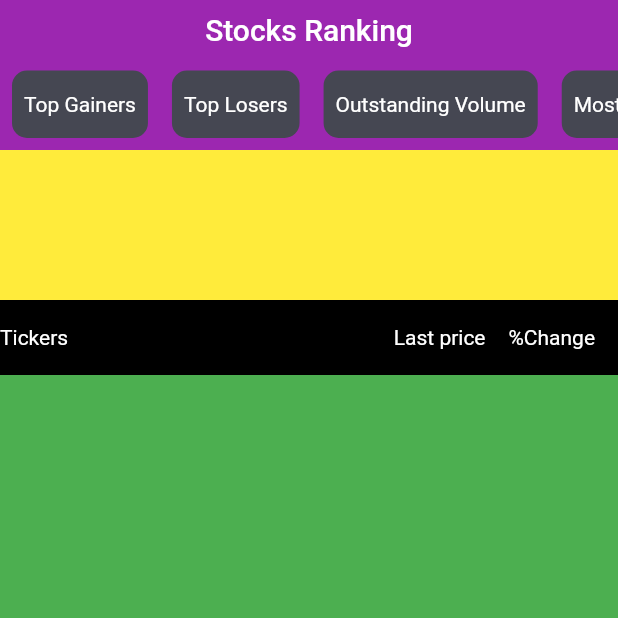
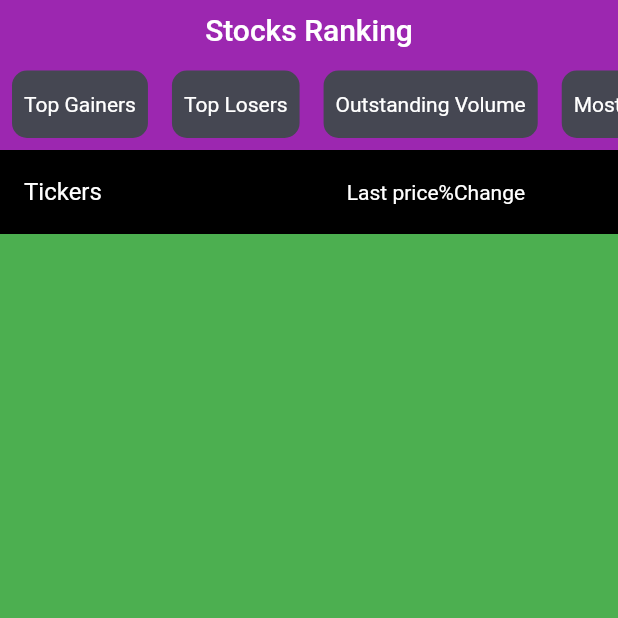
Before and after one commit to kangsudal/kb_practice, a Flutter app: the screen it shows after launch, on a phone screen of 412 x 824 dp, the top half of it. Run offline on Flutter 3.47's test engine with Material 2 defaults, Android fonts, the light colour scheme and no system bars.

Commit message:
상위 SizedBox height 수정, ListView Header ListTile로 설정

```diff
--- a/lib/main.dart
+++ b/lib/main.dart
@@ -45,10 +45,12 @@ class MyHomePage extends StatelessWidget {
                 child: Column(
                   children: [
                     Container(
-                      height: appBarHeight + 100,
+                      height: appBarHeight,
                       color: Colors.yellow,
                     ),
-                    buildListViewHeader(
+                    Container(
+                      color: Colors.black,
+                      child: ListTile(
                         tileColor: Colors.black,
                         title: Text(
                           'Tickers',
@@ -59,7 +61,6 @@ class MyHomePage extends StatelessWidget {
                         trailing: Container(
                           width: MediaQuery.of(context).size.width * 0.4,
                           child: Row(
-                          mainAxisAlignment: MainAxisAlignment.spaceEvenly,
                             children: [
                               Text(
                                 'Last price',
@@ -77,6 +78,7 @@ class MyHomePage extends StatelessWidget {
                           ),
                         ),
                       ),
+                    ),
                   ],
                 ),
               ),
@@ -87,20 +89,6 @@ class MyHomePage extends StatelessWidget {
             ),
           ],
         ),
-      ),
-    );
-  }
-
-  Container buildListViewHeader({required Color tileColor, required Text title, required Container trailing}) {
-    return Container(
-      height: 50,
-      color: tileColor,
-      child: Row(
-        mainAxisAlignment: MainAxisAlignment.spaceBetween,
-        children: [
-          title,
-          trailing,
-        ],
       ),
     );
   }
```
Lines whose indentation alone changed are shown as unchanged.
